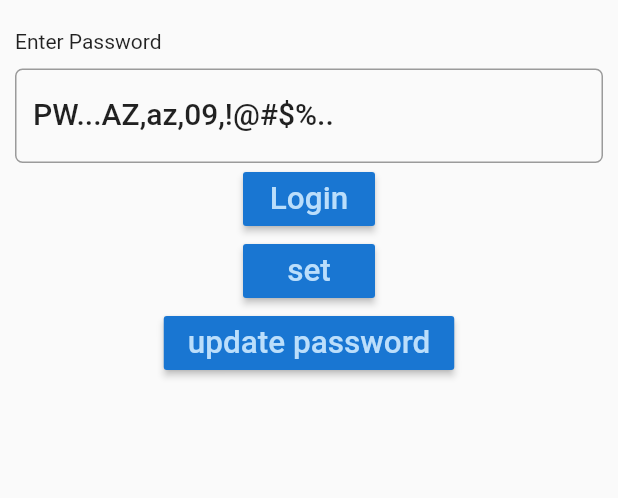
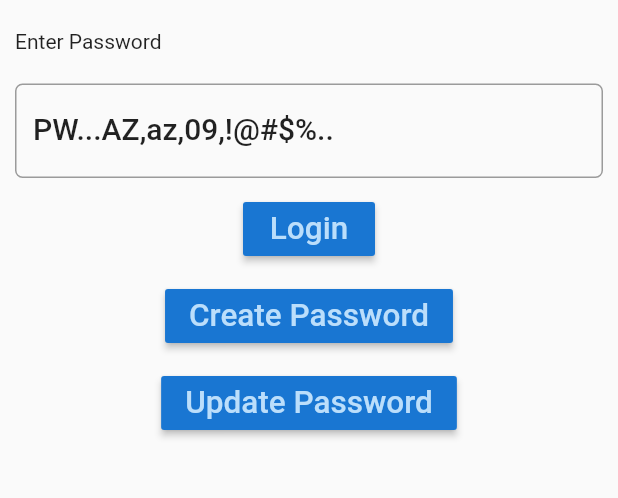
Before and after one commit to intelzombi/flutter_bone, a Flutter app: the screen it shows after launch, on a phone screen of 412 x 824 dp, the part 134-632 px from its top. Run offline on Flutter 3.47's test engine with Material 2 defaults, Android fonts, the phone set to English and light mode, and no system bars; our stand-ins replace sqflite; missing offline and left inert: wc_form_validators; accounts and stored records are empty.

Commit message:
Alpha 1.0 login screen layout tweak padding and button labels

```diff
--- a/lib/screens/login.dart
+++ b/lib/screens/login.dart
@@ -113,7 +113,7 @@ class _LoginState extends State<Login> {
                 Form(
                   key: _formKey,
                   child: Padding(
-                      padding: EdgeInsets.only(top: 5.0, bottom: 5.0),
+                      padding: EdgeInsets.only(top: 15.0, bottom: 15.0),
                       child: Column(
                         children: <Widget>[
                           TextFormField(
@@ -133,6 +133,7 @@ class _LoginState extends State<Login> {
                               return null;
                             },
                           ),
+                          Container(width: 5.0, height: 10.0,),
                           RaisedButton(
                             color: Theme.of(context).primaryColorDark,
                             textColor: Theme.of(context).primaryColorLight,
@@ -145,24 +146,24 @@ class _LoginState extends State<Login> {
                               //_submitLogin();
                             },
                           ),
-                          Container(width: 5.0),
+                          Container(width: 5.0,height: 10,),
                           RaisedButton(
                             color: Theme.of(context).primaryColorDark,
                             textColor: Theme.of(context).primaryColorLight,
                             child: Text(
-                              'set',
+                              'Create Password',
                               textScaleFactor: 1.5,
                             ),
                             onPressed: () {
                               WalletNavigator.navigateToCreatePassword(context);
                             },
                           ),
-                          Container(width: 5.0),
+                          Container(width: 5.0, height: 10,),
                           RaisedButton(
                             color: Theme.of(context).primaryColorDark,
                             textColor: Theme.of(context).primaryColorLight,
                             child: Text(
-                              'update password',
+                              'Update Password',
                               textScaleFactor: 1.5,
                             ),
                             onPressed: () {
```
